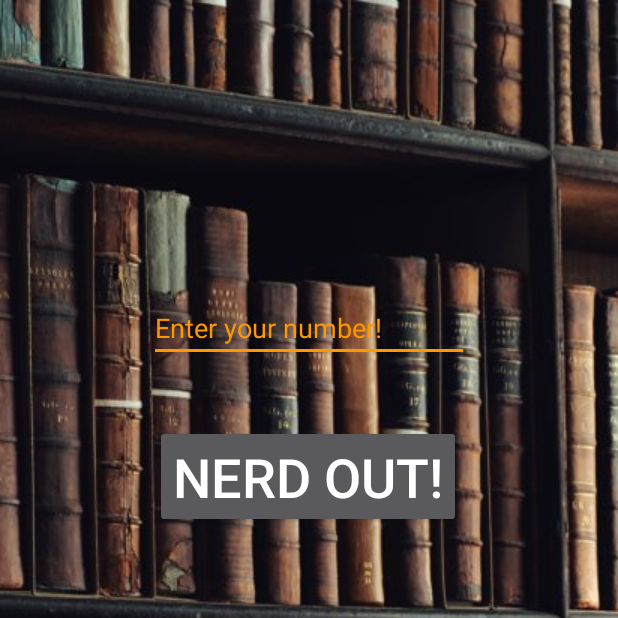
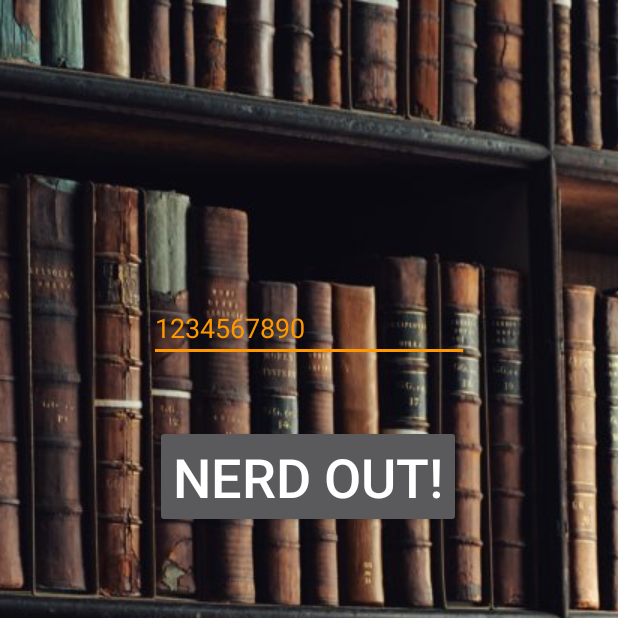
Before and after one commit to evanjohnso/QuickQuiz, an Android app: the screen it shows after launch (MainActivity), on a phone screen of 412 x 824 dp, the top half of it. Run offline under Robolectric (Android 15) with nearby library versions, the phone set to English and light mode, and no system bars; our stand-ins replace ButterKnife; 1 statement that could not run was skipped.

Commit message:
reformat code to use more constants

```diff
--- a/app/src/main/java/com/evanrjohnso/quickquiz/ui/MainActivity.java
+++ b/app/src/main/java/com/evanrjohnso/quickquiz/ui/MainActivity.java
@@ -24,36 +24,17 @@ import java.util.regex.Pattern;
 
 import butterknife.Bind;
 import butterknife.ButterKnife;
+import butterknife.OnClick;
 
 public class MainActivity extends AppCompatActivity implements View.OnClickListener {
     private static final int REQUEST_PERMISSION_WRITE = 2345;
-    @Bind(R.id.start_button)
-    Button mStartLearningButton;
+    public static final String PHONE_KEY = "phone";
     @Bind(R.id.main_app_title)
     TextView mMainAppTitle;
     @Bind(R.id.phone_number)
     EditText mUserPhoneNumber;
-    private boolean permissionGranted;
 
-    @Override
-    protected void onCreate(Bundle savedInstanceState) {
-        super.onCreate(savedInstanceState);
-        setContentView(R.layout.activity_main);
-
-        ButterKnife.bind(this);
-
-        Typeface raleway = Typeface.createFromAsset(getAssets(), "fonts/raleway-black.tff");
-        mMainAppTitle.setTypeface(raleway);
-        mStartLearningButton.setOnClickListener(this);
-
-        if (!permissionGranted) {
-            checkPermissions();
-            return;
-        }
-
-    }
-
-    @Override
+    @OnClick(R.id.start_button)
     public void onClick(View view) {
         String phone = mUserPhoneNumber.getText().toString();
         if (!isPhoneNumberValid(phone)) {
@@ -61,8 +42,29 @@ public class MainActivity extends AppCompatActivity implements View.OnClickListe
             return;
         }
         Intent intent = new Intent(MainActivity.this, SelectPathActivity.class);
-        intent.putExtra("phone", phone);
+        intent.putExtra(PHONE_KEY, phone);
         startActivity(intent);
+
+
+    }
+
+    private boolean permissionGranted;
+
+    @Override
+    protected void onCreate(Bundle savedInstanceState) {
+        super.onCreate(savedInstanceState);
+        setContentView(R.layout.activity_main);
+        ButterKnife.bind(this);
+        mUserPhoneNumber.setText("1234567890");
+
+        Typeface raleway = Typeface.createFromAsset(getAssets(), "fonts/raleway-black.tff");
+        mMainAppTitle.setTypeface(raleway);
+
+        if (!permissionGranted) {
+            checkPermissions();
+            return;
+        }
+
     }
 
     private boolean isPhoneNumberValid(String phoneNumber) {
--- a/app/src/main/res/values/styles.xml
+++ b/app/src/main/res/values/styles.xml
@@ -2,7 +2,6 @@
 
     <!-- Base application theme. -->
     <style name="AppTheme" parent="Theme.AppCompat.Light.DarkActionBar">
-        <!-- Customize your theme here. -->
         <item name="colorPrimary">@color/colorPrimary</item>
         <item name="colorPrimaryDark">@color/colorPrimaryDark</item>
         <item name="colorAccent">@color/colorAccent</item>
```
Also changed, not shown: app/src/main/AndroidManifest.xml (+6 -2 lines), app/src/main/java/com/evanrjohnso/quickquiz/ui/SelectPathActivity.java (+7 -6 lines), 1 other file.
